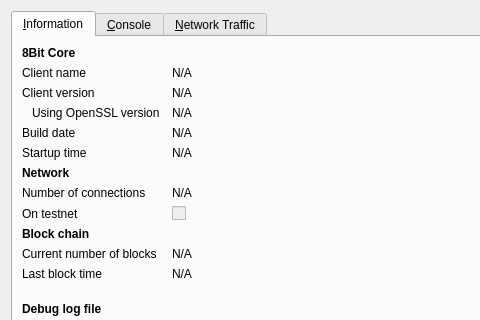
Qt form src/qt/forms/rpcconsole.ui (PXLFuSSeL/WorldCurrencyCoin) before a commit; both pictures show x 0 to 480 and y 0 to 320 of the 740 by 450 pixel window.
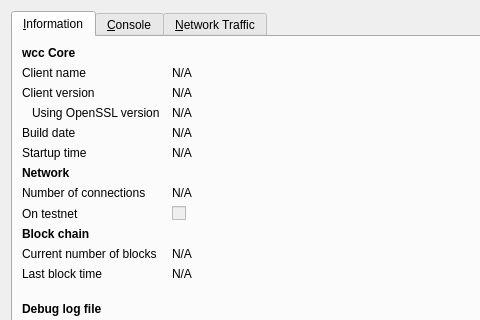
The same form after that commit. Icons and pictures are not drawn. Custom widgets are drawn as their Qt base class.

The edit to the form file:
```diff
--- a/src/qt/forms/rpcconsole.ui
+++ b/src/qt/forms/rpcconsole.ui
@@ -36,7 +36,7 @@
           </font>
          </property>
          <property name="text">
-          <string>8Bit Core</string>
+          <string>wcc Core</string>
          </property>
         </widget>
        </item>
```
Left out of the diff: 6 changed lines with no effect on the pictures.
